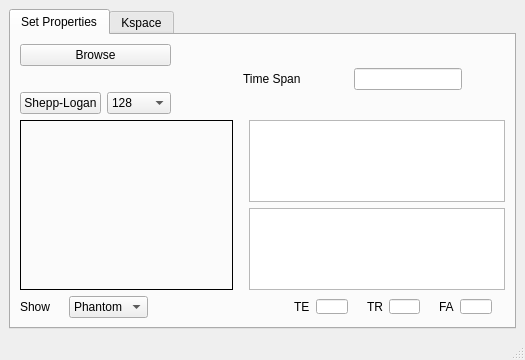
Old version of the form MRI.ui in the repository Merna-Atef/MRI-.
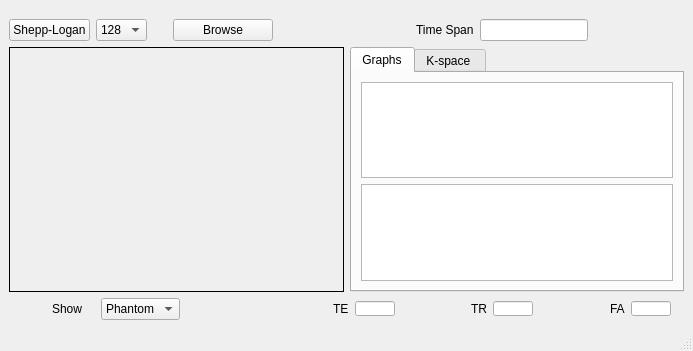
New version of the form. The open tabs and pages were chosen to show the change. Custom widgets are drawn as their Qt base class.

Diff of the .ui file:
```diff
--- a/MRI.ui
+++ b/MRI.ui
@@ -6,8 +6,8 @@
    <rect>
     <x>0</x>
     <y>0</y>
-    <width>525</width>
-    <height>360</height>
+    <width>693</width>
+    <height>351</height>
    </rect>
   </property>
   <property name="windowTitle">
@@ -16,50 +16,25 @@
   <widget class="QWidget" name="centralwidget">
    <layout class="QVBoxLayout" name="verticalLayout_10">
     <item>
-     <widget class="QTabWidget" name="tabWidget">
-      <property name="currentIndex">
-       <number>1</number>
+     <spacer name="verticalSpacer">
+      <property name="orientation">
+       <enum>Qt::Vertical</enum>
       </property>
-      <widget class="QWidget" name="tab1">
-       <attribute name="title">
-        <string>Set Properties</string>
-       </attribute>
-       <layout class="QVBoxLayout" name="verticalLayout_7">
-        <item>
-         <layout class="QHBoxLayout" name="horizontalLayout_11">
+      <property name="sizeType">
+       <enum>QSizePolicy::Fixed</enum>
+      </property>
+      <property name="sizeHint" stdset="0">
+       <size>
+        <width>20</width>
+        <height>10</height>
+       </size>
+      </property>
+     </spacer>
+    </item>
           <item>
            <layout class="QHBoxLayout" name="horizontalLayout_12">
             <item>
-             <layout class="QVBoxLayout" name="verticalLayout_5">
-              <item alignment="Qt::AlignVCenter">
-               <widget class="QPushButton" name="btnBrowse">
-                <property name="minimumSize">
-                 <size>
-                  <width>100</width>
-                  <height>0</height>
-                 </size>
-                </property>
-                <property name="text">
-                 <string>Browse</string>
-                </property>
-               </widget>
-              </item>
-              <item>
-               <spacer name="verticalSpacer_10">
-                <property name="orientation">
-                 <enum>Qt::Vertical</enum>
-                </property>
-                <property name="sizeType">
-                 <enum>QSizePolicy::Fixed</enum>
-                </property>
-                <property name="sizeHint" stdset="0">
-                 <size>
-                  <width>20</width>
-                  <height>20</height>
-                 </size>
-                </property>
-               </spacer>
-              </item>
+       <layout class="QHBoxLayout" name="horizontalLayout">
               <item>
                <layout class="QHBoxLayout" name="horizontalLayout_13">
                 <item>
@@ -90,12 +65,10 @@
                 </item>
                </layout>
               </item>
-             </layout>
-            </item>
             <item>
-             <spacer name="horizontalSpacer_3">
+         <spacer name="verticalSpacer_10">
               <property name="orientation">
-               <enum>Qt::Horizontal</enum>
+           <enum>Qt::Vertical</enum>
               </property>
               <property name="sizeType">
                <enum>QSizePolicy::Fixed</enum>
@@ -108,8 +81,35 @@
               </property>
              </spacer>
             </item>
-            <item alignment="Qt::AlignHCenter">
+        <item>
+         <widget class="QPushButton" name="btnBrowse">
+          <property name="sizePolicy">
+           <sizepolicy hsizetype="Preferred" vsizetype="Fixed">
+            <horstretch>0</horstretch>
+            <verstretch>0</verstretch>
+           </sizepolicy>
+          </property>
+          <property name="minimumSize">
+           <size>
+            <width>100</width>
+            <height>0</height>
+           </size>
+          </property>
+          <property name="text">
+           <string>Browse</string>
+          </property>
+         </widget>
+        </item>
+       </layout>
+      </item>
+      <item alignment="Qt::AlignRight">
              <widget class="QLabel" name="label_11">
+        <property name="sizePolicy">
+         <sizepolicy hsizetype="Preferred" vsizetype="Preferred">
+          <horstretch>0</horstretch>
+          <verstretch>0</verstretch>
+         </sizepolicy>
+        </property>
               <property name="text">
                <string>Time Span</string>
               </property>
@@ -118,7 +118,7 @@
             <item alignment="Qt::AlignLeft">
              <widget class="QLineEdit" name="plotTime">
               <property name="sizePolicy">
-               <sizepolicy hsizetype="Minimum" vsizetype="Fixed">
+         <sizepolicy hsizetype="Preferred" vsizetype="Fixed">
                 <horstretch>0</horstretch>
                 <verstretch>0</verstretch>
                </sizepolicy>
@@ -131,7 +131,21 @@
               </property>
              </widget>
             </item>
-           </layout>
+      <item>
+       <spacer name="horizontalSpacer">
+        <property name="orientation">
+         <enum>Qt::Horizontal</enum>
+        </property>
+        <property name="sizeType">
+         <enum>QSizePolicy::Fixed</enum>
+        </property>
+        <property name="sizeHint" stdset="0">
+         <size>
+          <width>10</width>
+          <height>20</height>
+         </size>
+        </property>
+       </spacer>
           </item>
          </layout>
         </item>
@@ -139,11 +153,11 @@
          <layout class="QHBoxLayout" name="horizontalLayout_14">
           <item>
            <widget class="QLabel" name="phantomlbl">
-            <property name="minimumSize">
-             <size>
-              <width>128</width>
-              <height>128</height>
-             </size>
+        <property name="sizePolicy">
+         <sizepolicy hsizetype="Expanding" vsizetype="Expanding">
+          <horstretch>0</horstretch>
+          <verstretch>0</verstretch>
+         </sizepolicy>
             </property>
             <property name="mouseTracking">
              <bool>true</bool>
@@ -157,21 +171,15 @@
            </widget>
           </item>
           <item>
-           <spacer name="horizontalSpacer_18">
-            <property name="orientation">
-             <enum>Qt::Horizontal</enum>
-            </property>
-            <property name="sizeType">
-             <enum>QSizePolicy::Fixed</enum>
-            </property>
-            <property name="sizeHint" stdset="0">
-             <size>
-              <width>10</width>
-              <height>20</height>
-             </size>
-            </property>
-           </spacer>
-          </item>
+       <widget class="QTabWidget" name="tabWidget">
+        <property name="currentIndex">
+         <number>0</number>
+        </property>
+        <widget class="QWidget" name="tabGraph">
+         <attribute name="title">
+          <string>Graphs</string>
+         </attribute>
+         <layout class="QVBoxLayout" name="verticalLayout_3">
           <item>
            <layout class="QVBoxLayout" name="verticalLayout_6">
             <item>
@@ -209,14 +217,61 @@
            </layout>
           </item>
          </layout>
+        </widget>
+        <widget class="QWidget" name="tabKspace">
+         <attribute name="title">
+          <string>K-space </string>
+         </attribute>
+         <layout class="QVBoxLayout" name="verticalLayout_4">
+          <item>
+           <layout class="QVBoxLayout" name="verticalLayout">
+            <item>
+             <widget class="QLabel" name="kspaceLbl">
+              <property name="minimumSize">
+               <size>
+                <width>128</width>
+                <height>128</height>
+               </size>
+              </property>
+              <property name="mouseTracking">
+               <bool>true</bool>
+              </property>
+              <property name="frameShape">
+               <enum>QFrame::Box</enum>
+              </property>
+              <property name="text">
+               <string/>
+              </property>
+             </widget>
+            </item>
+           </layout>
+          </item>
+          <item>
+           <widget class="QPushButton" name="startSeq">
+            <property name="text">
+             <string>Start Sequence</string>
+            </property>
+           </widget>
+          </item>
+         </layout>
+        </widget>
+       </widget>
+      </item>
+     </layout>
         </item>
         <item>
          <layout class="QHBoxLayout" name="horizontalLayout_15" stretch="0,0,0,0,0,0,0,0,0,0,0,0,0">
           <property name="sizeConstraint">
            <enum>QLayout::SetDefaultConstraint</enum>
           </property>
-          <item>
+      <item alignment="Qt::AlignRight">
            <widget class="QLabel" name="label_12">
+        <property name="sizePolicy">
+         <sizepolicy hsizetype="Preferred" vsizetype="Preferred">
+          <horstretch>0</horstretch>
+          <verstretch>0</verstretch>
+         </sizepolicy>
+        </property>
             <property name="text">
              <string>Show</string>
             </property>
@@ -240,6 +295,12 @@
           </item>
           <item>
            <widget class="QComboBox" name="comboViewMode">
+        <property name="sizePolicy">
+         <sizepolicy hsizetype="Preferred" vsizetype="Fixed">
+          <horstretch>0</horstretch>
+          <verstretch>0</verstretch>
+         </sizepolicy>
+        </property>
             <item>
              <property name="text">
               <string>Phantom</string>
@@ -272,13 +333,13 @@
             </property>
             <property name="sizeHint" stdset="0">
              <size>
-              <width>140</width>
+          <width>90</width>
               <height>17</height>
              </size>
             </property>
            </spacer>
           </item>
-          <item>
+      <item alignment="Qt::AlignRight">
            <widget class="QLabel" name="label_13">
             <property name="text">
              <string>TE</string>
@@ -311,7 +372,7 @@
             </property>
            </spacer>
           </item>
-          <item>
+      <item alignment="Qt::AlignRight">
            <widget class="QLabel" name="label_14">
             <property name="text">
              <string>TR</string>
@@ -344,7 +405,7 @@
             </property>
            </spacer>
           </item>
-          <item>
+      <item alignment="Qt::AlignRight">
            <widget class="QLabel" name="label_15">
             <property name="text">
              <string>FA</string>
@@ -381,73 +442,6 @@
         </item>
        </layout>
       </widget>
-      <widget class="QWidget" name="tab2">
-       <attribute name="title">
-        <string>Kspace</string>
-       </attribute>
-       <layout class="QVBoxLayout" name="verticalLayout_9">
-        <item>
-         <layout class="QHBoxLayout" name="horizontalLayout_17">
-          <item>
-           <widget class="QLabel" name="kspaceLbl">
-            <property name="minimumSize">
-             <size>
-              <width>128</width>
-              <height>128</height>
-             </size>
-            </property>
-            <property name="mouseTracking">
-             <bool>true</bool>
-            </property>
-            <property name="frameShape">
-             <enum>QFrame::Box</enum>
-            </property>
-            <property name="text">
-             <string/>
-            </property>
-           </widget>
-          </item>
-          <item>
-           <spacer name="horizontalSpacer_24">
-            <property name="orientation">
-             <enum>Qt::Horizontal</enum>
-            </property>
-            <property name="sizeType">
-             <enum>QSizePolicy::Fixed</enum>
-            </property>
-            <property name="sizeHint" stdset="0">
-             <size>
-              <width>13</width>
-              <height>20</height>
-             </size>
-            </property>
-           </spacer>
-          </item>
-          <item>
-           <widget class="QLabel" name="imgFromKspace">
-            <property name="frameShape">
-             <enum>QFrame::Box</enum>
-            </property>
-            <property name="text">
-             <string/>
-            </property>
-           </widget>
-          </item>
-         </layout>
-        </item>
-        <item>
-         <widget class="QPushButton" name="startSeq">
-          <property name="text">
-           <string>Start Sequence</string>
-          </property>
-         </widget>
-        </item>
-       </layout>
-      </widget>
-     </widget>
-    </item>
-   </layout>
-  </widget>
   <widget class="QMenuBar" name="menubar">
    <property name="geometry">
     <rect>
```
Left out of the diff: 6 changed lines with no effect on the pictures. Lines whose indentation alone changed are shown as unchanged.
